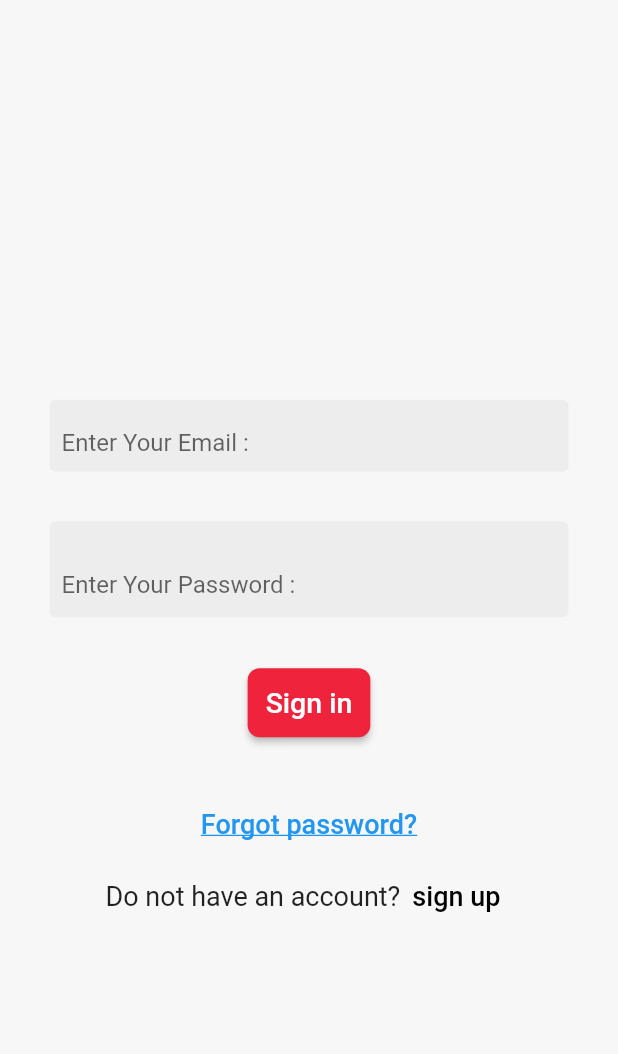
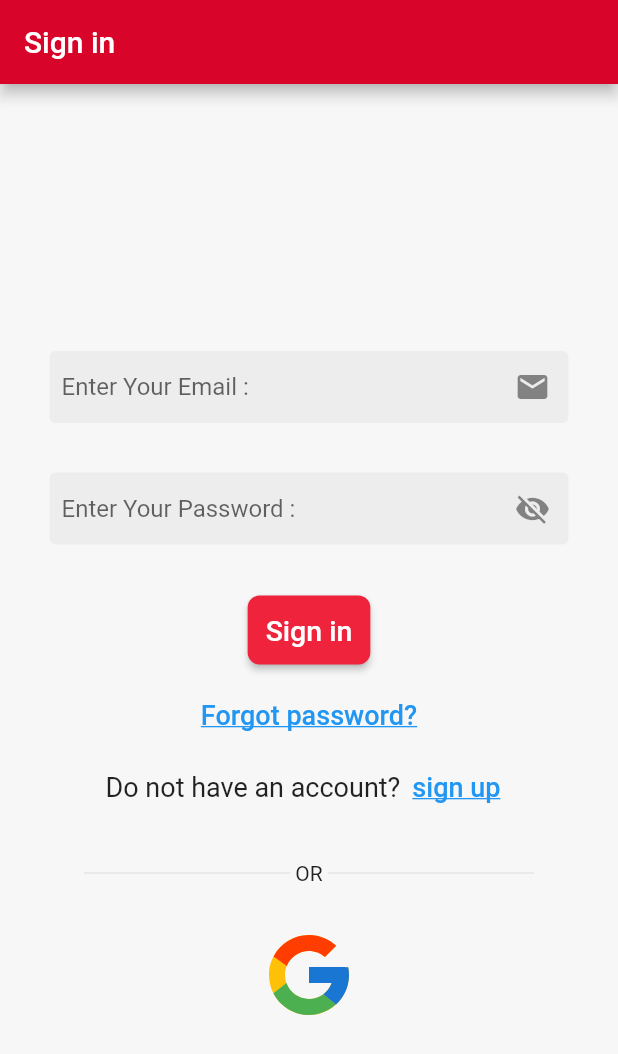
Before and after one commit to MoHaMeD-MaHMoD/E-Commerce-App, a Flutter app: the screen it shows after launch, on a phone screen of 412 x 824 dp. Shown: the top 1054 px of the screen. Run offline on Flutter 3.47's test engine with Material 2 defaults, Android fonts, the phone set to English and light mode, and no system bars; our stand-ins replace firebase_auth, firebase_core, flutter_svg, google_sign_in; missing offline and left inert: dart:ffi; accounts and stored records are empty.

```diff
--- a/lib/Shared/CartAndPriceAppbar.dart
+++ b/lib/Shared/CartAndPriceAppbar.dart
@@ -34,6 +34,9 @@ class CartAndPriceAppbar extends StatelessWidget {
                       onPressed: () {
 
 
+
+
+
                         Navigator.push(
                       context,
                       MaterialPageRoute(
--- a/lib/main.dart
+++ b/lib/main.dart
@@ -1,12 +1,12 @@
 // ignore_for_file: prefer_const_constructors
 
-import 'package:e_commerce_app/pages/CheckOut.dart';
-import 'package:e_commerce_app/pages/Detail.dart';
+import 'package:e_commerce_app/provider/google_signin.dart';
+import 'package:google_sign_in/google_sign_in.dart';
+
+import 'package:e_commerce_app/pages/EmailVirify.dart';
 import 'package:e_commerce_app/pages/Login.dart';
-import 'package:e_commerce_app/pages/Register.dart';
 import 'package:e_commerce_app/provider/Cart.dart';
 import 'package:provider/provider.dart';
-import 'package:e_commerce_app/pages/Home.dart';
 import 'package:flutter/material.dart';
 
 import 'package:firebase_core/firebase_core.dart';
@@ -25,21 +25,35 @@ class MyApp extends StatelessWidget {
 
   @override
   Widget build(BuildContext context) {
-    return ChangeNotifierProvider(
-      create: (context) {
-        return Cart();
-      },
+    return MultiProvider(
+      providers: [
+        ChangeNotifierProvider(create: (context) {
+          return Cart();
+        }),
+        ChangeNotifierProvider(create: (context) {
+          return GoogleSignInProvider();
+        }),
+      ],
       child: MaterialApp(
-        debugShowCheckedModeBanner: false,
-        home: StreamBuilder(stream: FirebaseAuth.instance.authStateChanges(),
-        builder: (context, snapshot){
-           if (snapshot.connectionState == ConnectionState.waiting) {return Center(child: CircularProgressIndicator(color: Colors.white,));}
-      else if (snapshot.hasError) {return showSnackBar(context, "Something went wrong");}
-      else if (snapshot.hasData) {return Home();}
-      else { return Login();}
-        },
-        )
-      ),
+          title: "myApp",
+          debugShowCheckedModeBanner: false,
+          home: StreamBuilder(
+            stream: FirebaseAuth.instance.authStateChanges(),
+            builder: (context, snapshot) {
+              if (snapshot.connectionState == ConnectionState.waiting) {
+                return Center(
+                    child: CircularProgressIndicator(
+                  color: Colors.white,
+                ));
+              } else if (snapshot.hasError) {
+                return showSnackBar(context, "Something went wrong");
+              } else if (snapshot.hasData) {
+                return VerifyEmailPage(); // home() OR verify email
+              } else {
+                return Login();
+              }
+            },
+          )),
     );
   }
 }
--- a/lib/pages/Login.dart
+++ b/lib/pages/Login.dart
@@ -1,13 +1,18 @@
-// ignore_for_file: prefer_const_literals_to_create_immutables, prefer_const_constructors, sort_child_properties_last
+// ignore_for_file: prefer_const_literals_to_create_immutables, prefer_const_constructors, use_build_context_synchronously
 
 import 'package:e_commerce_app/Shared/Constant.dart';
+import 'package:e_commerce_app/Shared/myColors.dart';
 import 'package:e_commerce_app/pages/Register.dart';
+import 'package:e_commerce_app/pages/forgot_passowrd.dart';
+import 'package:e_commerce_app/provider/google_signin.dart';
+
 import 'package:firebase_auth/firebase_auth.dart';
 import 'package:flutter/material.dart';
+import 'package:flutter_svg/svg.dart';
+import 'package:provider/provider.dart';
 
-import '../Shared/myColors.dart';
 import '../Shared/snackbar';
-import 'forgot_passowrd.dart';
+import 'EmailVirify.dart';
 
 class Login extends StatefulWidget {
   Login({Key? key}) : super(key: key);
@@ -17,38 +22,44 @@ class Login extends StatefulWidget {
 }
 
 class _LoginState extends State<Login> {
-  bool isLoading = false;
   bool isVisable = false;
   final emailController = TextEditingController();
-
   final passwordController = TextEditingController();
 
-  logIn() async {
-    setState(() {
-      isLoading = true;
-    });
+  signIn() async {
+    CircularProgressIndicator(
+      color: Colors.white,
+    );
+
     try {
       final credential = await FirebaseAuth.instance.signInWithEmailAndPassword(
           email: emailController.text, password: passwordController.text);
-      // showSnackBar(context, "doneee");
     } on FirebaseAuthException catch (e) {
-      if (e.code == 'user-not-found') {
-        showSnackBar(context, "No user found for that email.");
-      } else if (e.code == 'wrong-password') {
-        showSnackBar(context, "Wrong password provided for that user.");
-      } else
-        showSnackBar(context, "${e.code} error");
+      showSnackBar(context, "ERROR :  ${e.code} ");
     }
 
-    setState(() {
-      isLoading = false;
-    });
+// Stop indicator
+    if (!mounted) return;
+    Navigator.pop(context);
+  }
+
+  @override
+  void dispose() {
+    // TODO: implement dispose
+    emailController.dispose();
+    passwordController.dispose();
+    super.dispose();
   }
 
   @override
   Widget build(BuildContext context) {
-    return SafeArea(
-      child: Scaffold(
+    final googleSignInProvider = Provider.of<GoogleSignInProvider>(context);
+
+    return Scaffold(
+      appBar: AppBar(
+        backgroundColor: appbar,
+        title: Text("Sign in"),
+      ),
       backgroundColor: Color.fromARGB(255, 247, 247, 247),
       body: Center(
         child: Padding(
@@ -60,24 +71,23 @@ class _LoginState extends State<Login> {
                 const SizedBox(
                   height: 64,
                 ),
-                  TextFormField(
+                TextField(
                     controller: emailController,
                     keyboardType: TextInputType.emailAddress,
                     obscureText: false,
                     decoration: textFieldDecsoration.copyWith(
                         hintText: "Enter Your Email : ",
-                          suffix: Icon(Icons.email))),
+                        suffixIcon: Icon(Icons.email))),
                 const SizedBox(
                   height: 33,
                 ),
-                  TextFormField(
+                TextField(
                     controller: passwordController,
                     keyboardType: TextInputType.text,
-                      obscureText: isVisable ? true : false,
+                    obscureText: isVisable ? false : true,
                     decoration: textFieldDecsoration.copyWith(
-                          //textFieldDecsoration
                         hintText: "Enter Your Password : ",
-                          suffix: IconButton(
+                        suffixIcon: IconButton(
                             onPressed: () {
                               setState(() {
                                 isVisable = !isVisable;
@@ -90,24 +100,28 @@ class _LoginState extends State<Login> {
                   height: 33,
                 ),
                 ElevatedButton(
-                    onPressed: () {
-                      logIn();
+                  onPressed: () async {
+                    await signIn();
+                    Navigator.pushReplacement(
+                      context,
+                      MaterialPageRoute(
+                          builder: (context) => VerifyEmailPage()),
+                    );
+                    // showSnackBar(context, "Done ... ");
                   },
-                    child: isLoading
-                        ? CircularProgressIndicator()
-                        : Text(
-                            "Sign in",
-                            style: TextStyle(fontSize: 19),
-                          ),
                   style: ButtonStyle(
                     backgroundColor: MaterialStateProperty.all(BTNColor),
                     padding: MaterialStateProperty.all(EdgeInsets.all(12)),
                     shape: MaterialStateProperty.all(RoundedRectangleBorder(
                         borderRadius: BorderRadius.circular(8))),
                   ),
+                  child: Text(
+                    "Sign in",
+                    style: TextStyle(fontSize: 19),
+                  ),
                 ),
                 const SizedBox(
-                    height: 33,
+                  height: 9,
                 ),
                 TextButton(
                   onPressed: () {
@@ -133,12 +147,54 @@ class _LoginState extends State<Login> {
                           );
                         },
                         child: Text('sign up',
-                              style:
-                                  TextStyle(color: Colors.black, fontSize: 18))),
-                    ],
-                  )
+                            style: TextStyle(
+                                fontSize: 18,
+                                decoration: TextDecoration.underline))),
                   ],
                 ),
+                SizedBox(
+                  height: 25,
+                ),
+                SizedBox(
+                  width: 300,
+                  child: Row(
+                    children: [
+                      Expanded(
+                          child: Divider(
+                        height: 9,
+                        thickness: .6,
+                      )),
+                      Text(
+                        " OR ",
+                        style: TextStyle(),
+                      ),
+                      Expanded(
+                          child: Divider(
+                        height: 9,
+                        thickness: .6,
+                      )),
+                    ],
+                  ),
+                ),
+                Container(
+                  margin: EdgeInsets.symmetric(vertical: 15),
+                  child: GestureDetector(
+                    onTap: () {
+                      googleSignInProvider.googlelogin();
+                    },
+                    child: Container(
+                      padding: EdgeInsets.all(13),
+                      decoration: BoxDecoration(
+                        shape: BoxShape.circle,
+                      ),
+                      child: SvgPicture.asset(
+                        "assets/img/google.svg",
+                        height: 64,
+                      ),
+                    ),
+                  ),
+                ),
+              ],
             ),
           ),
         ),
--- a/lib/pages/Register.dart
+++ b/lib/pages/Register.dart
@@ -1,5 +1,6 @@
 // ignore_for_file: prefer_const_literals_to_create_immutables, prefer_const_constructors, sort_child_properties_last
 
+import 'package:e_commerce_app/pages/EmailVirify.dart';
 import 'package:firebase_auth/firebase_auth.dart';
 import 'package:flutter/material.dart';
 import 'package:e_commerce_app/Shared/snackbar';
@@ -297,7 +298,8 @@ class _RegisterState extends State<Register> {
                           if (!mounted) return;
                           Navigator.pushReplacement(
                             context,
-                            MaterialPageRoute(builder: (context) => Login()),
+                            MaterialPageRoute(
+                                builder: (context) => VerifyEmailPage()),
                           );
                         } else {
                           showSnackBar(context, "Check Your Data");
--- /dev/null
+++ b/lib/provider/google_signin.dart
@@ -0,0 +1,21 @@
+import 'package:firebase_auth/firebase_auth.dart';
+import 'package:flutter/material.dart';
+import 'package:google_sign_in/google_sign_in.dart';
+
+class GoogleSignInProvider with ChangeNotifier {
+  final googleSignIn = GoogleSignIn();
+  GoogleSignInAccount? _user;
+  GoogleSignInAccount get user => _user!;
+  googlelogin() async {
+    final googleUser = await googleSignIn.signIn();
+    if (googleSignIn == null) return;
+    _user = googleUser;
+    final googleAuth = await googleUser?.authentication;
+    final credential = GoogleAuthProvider.credential(
+      accessToken: googleAuth?.accessToken,
+      idToken: googleAuth?.idToken,
+    );
+    await FirebaseAuth.instance.signInWithCredential(credential);
+    notifyListeners();
+  }
+}
--- a/pubspec.yaml
+++ b/pubspec.yaml
@@ -38,6 +38,8 @@ dependencies:
   provider: ^6.0.5
   firebase_core: ^2.13.1
   firebase_auth: ^4.6.2
+  google_sign_in: ^6.1.4
+  flutter_svg: ^2.0.6
 
 dev_dependencies:
   flutter_test:
```
Also changed, not shown: lib/pages/EmailVirify.dart (added, +140 -0 lines), lib/pages/Home.dart (+16 -19 lines), assets/img/google.svg (added), pubspec.lock. Lines whose indentation alone changed are shown as unchanged.
